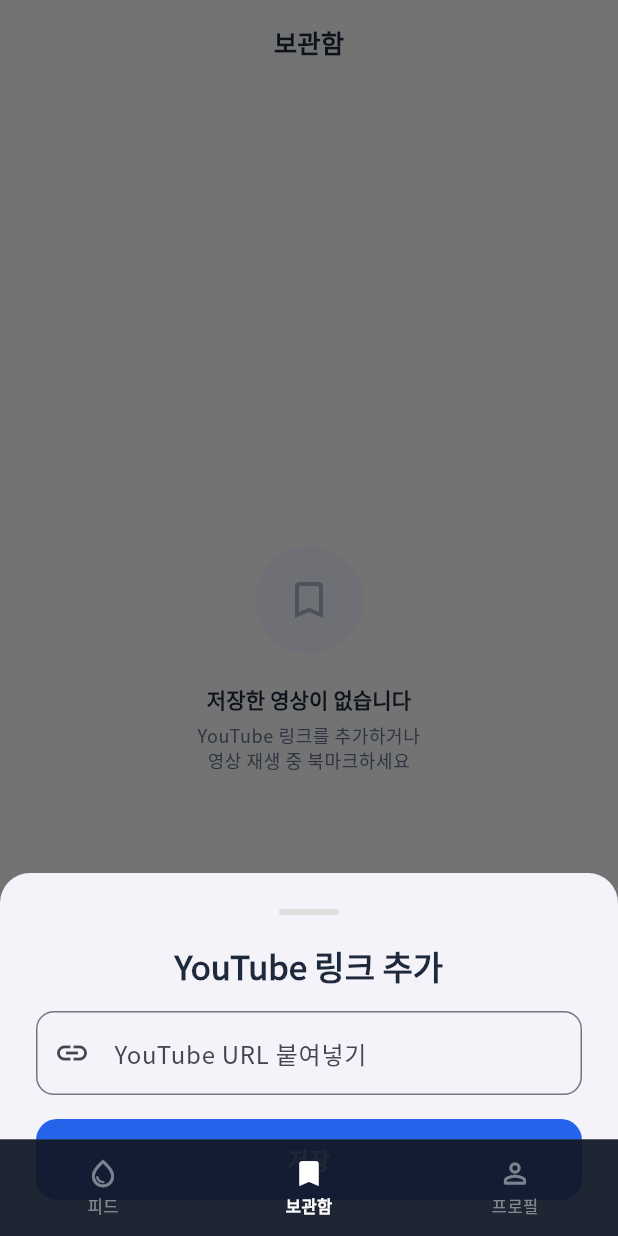
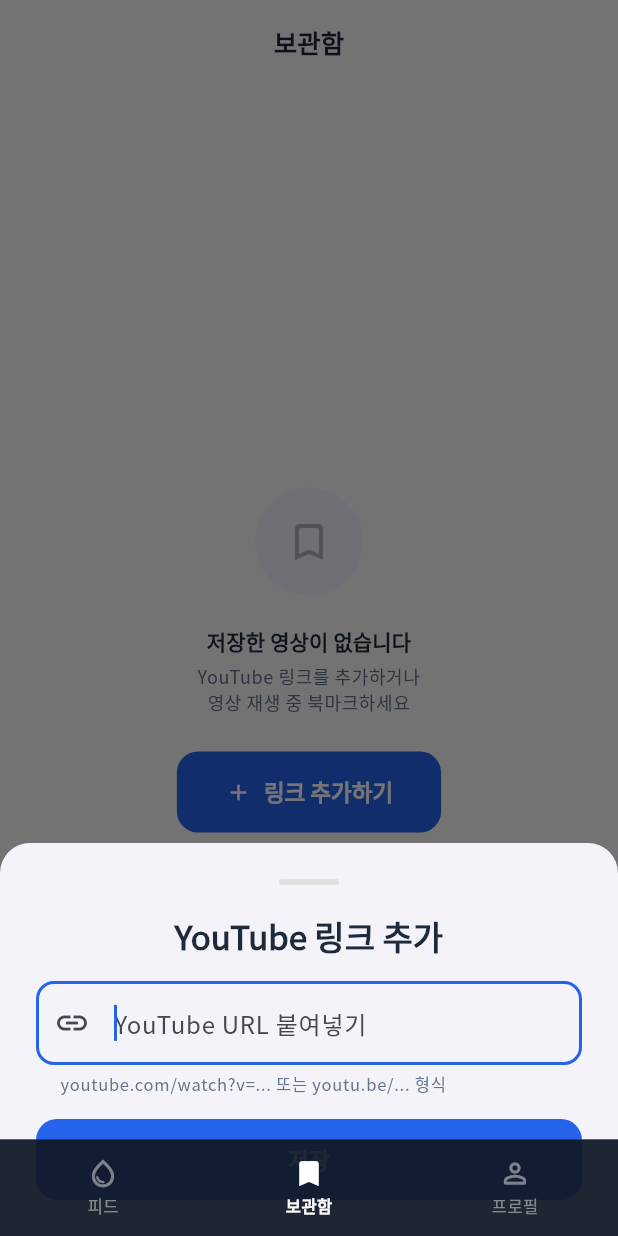
Before and after one commit to min-apps/tear-drop, a Flutter app: the LibraryScreen screen opened by its route, after a tap on the "add" icon, on a phone screen of 412 x 824 dp. Run offline on Flutter 3.47's test engine with Material 3 defaults, Android fonts, the phone set to English and light mode, and no system bars; our stand-ins replace cached_network_image, cloud_firestore, firebase_analytics, firebase_auth, firebase_core, flutter_animate and 6 more; accounts and stored records are empty.

Commit message:
fix: comprehensive UX polish for launch quality
- All screens: replace raw error messages with user-friendly text
- All screens: add loading state text (e.g., "프로필 불러오는 중...")
- Profile: add retry button on error, fix emotion label truncation
- Library: add prominent "링크 추가하기" button in empty state
- Library: improve error state with icon and friendly message
- Feed: style empty video state with dark theme consistency
- Landing: show "시작 준비 중..." text during auth loading
- Player: safe area for feedback button, friendly save error message
- PresetDetail: move analytics to initState, add bottom padding,
  improve not-found state with back button
- PresetTab: add bottom padding for nav bar
- AddLinkSheet: add URL format helper text, autofocus input

Co-Authored-By: Claude Opus 4.6 <noreply@anthropic.com>

```diff
--- a/lib/src/features/home/preset_tab.dart
+++ b/lib/src/features/home/preset_tab.dart
@@ -32,7 +32,7 @@ class PresetTab extends StatelessWidget {
         ),
       ),
       body: ListView(
-        padding: const EdgeInsets.fromLTRB(20, 8, 20, 24),
+        padding: const EdgeInsets.fromLTRB(20, 8, 20, 100),
         children: [
           Padding(
             padding: const EdgeInsets.only(bottom: 20),
--- a/lib/src/features/library/add_link_sheet.dart
+++ b/lib/src/features/library/add_link_sheet.dart
@@ -101,6 +101,10 @@ class _AddLinkSheetState extends ConsumerState<AddLinkSheet> {
             controller: _controller,
             decoration: InputDecoration(
               hintText: 'YouTube URL 붙여넣기',
+              helperText: 'youtube.com/watch?v=... 또는 youtu.be/... 형식',
+              helperStyle: Theme.of(context).textTheme.labelSmall?.copyWith(
+                color: TearDropTheme.textSecondary,
+              ),
               errorText: _error,
               border: OutlineInputBorder(
                 borderRadius: BorderRadius.circular(12),
@@ -108,6 +112,7 @@ class _AddLinkSheetState extends ConsumerState<AddLinkSheet> {
               prefixIcon: const Icon(Icons.link),
             ),
             keyboardType: TextInputType.url,
+            autofocus: true,
             onSubmitted: (_) => _save(),
           ),
           const SizedBox(height: 16),
--- a/lib/src/features/library/library_screen.dart
+++ b/lib/src/features/library/library_screen.dart
@@ -21,8 +21,40 @@ class LibraryScreen extends ConsumerWidget {
         title: const Text('보관함'),
       ),
       body: linksAsync.when(
-        loading: () => const Center(child: CircularProgressIndicator()),
-        error: (e, _) => Center(child: Text('오류: $e')),
+        loading: () => const Center(
+          child: Column(
+            mainAxisSize: MainAxisSize.min,
+            children: [
+              CircularProgressIndicator(),
+              SizedBox(height: 16),
+              Text('보관함 불러오는 중...', style: TextStyle(color: TearDropTheme.textSecondary)),
+            ],
+          ),
+        ),
+        error: (e, _) => Center(
+          child: Padding(
+            padding: const EdgeInsets.all(32),
+            child: Column(
+              mainAxisSize: MainAxisSize.min,
+              children: [
+                Icon(Icons.error_outline_rounded, size: 48, color: TearDropTheme.textSecondary.withValues(alpha: 0.5)),
+                const SizedBox(height: 16),
+                Text(
+                  '보관함을 불러올 수 없습니다',
+                  style: Theme.of(context).textTheme.titleSmall?.copyWith(
+                    color: TearDropTheme.textPrimary,
+                    fontWeight: FontWeight.w600,
+                  ),
+                ),
+                const SizedBox(height: 6),
+                Text(
+                  '네트워크 연결을 확인해주세요',
+                  style: Theme.of(context).textTheme.bodySmall?.copyWith(color: TearDropTheme.textSecondary),
+                ),
+              ],
+            ),
+          ),
+        ),
         data: (links) {
           if (links.isEmpty) {
             return Center(
@@ -61,6 +93,12 @@ class LibraryScreen extends ConsumerWidget {
                                 color: TearDropTheme.textSecondary,
                                 height: 1.4,
                               ),
+                    ),
+                    const SizedBox(height: 24),
+                    ElevatedButton.icon(
+                      onPressed: () => AddLinkSheet.show(context),
+                      icon: const Icon(Icons.add_rounded, size: 18),
+                      label: const Text('링크 추가하기'),
                     ),
                   ],
                 ),
--- a/lib/src/features/player/player_screen.dart
+++ b/lib/src/features/player/player_screen.dart
@@ -96,7 +96,7 @@ class _PlayerScreenState extends ConsumerState<PlayerScreen> {
     } catch (e) {
       if (mounted) {
         ScaffoldMessenger.of(context).showSnackBar(
-          SnackBar(content: Text('저장 실패: $e')),
+          const SnackBar(content: Text('저장에 실패했습니다. 다시 시도해주세요.')),
         );
       }
     }
@@ -165,7 +165,7 @@ class _PlayerScreenState extends ConsumerState<PlayerScreen> {
           ),
           // Feedback button
           Positioned(
-            bottom: 24,
+            bottom: MediaQuery.of(context).padding.bottom + 16,
             left: 0,
             right: 0,
             child: Center(
--- a/lib/src/features/player/tear_feedback_sheet.dart
+++ b/lib/src/features/player/tear_feedback_sheet.dart
@@ -167,7 +167,7 @@ class _TearFeedbackSheetState extends ConsumerState<TearFeedbackSheet> {
     } catch (e) {
       if (mounted) {
         ScaffoldMessenger.of(context).showSnackBar(
-          SnackBar(content: Text('오류가 발생했습니다: $e')),
+          const SnackBar(content: Text('저장에 실패했습니다. 다시 시도해주세요.')),
         );
       }
     } finally {
```
Also changed, not shown: lib/src/features/feed/feed_screen.dart (+34 -2 lines), lib/src/features/home/preset_detail_screen.dart (+40 -9 lines), lib/src/features/onboarding/landing_screen.dart (+14 -7 lines), lib/src/features/profile/profile_screen.dart (+47 -8 lines).
